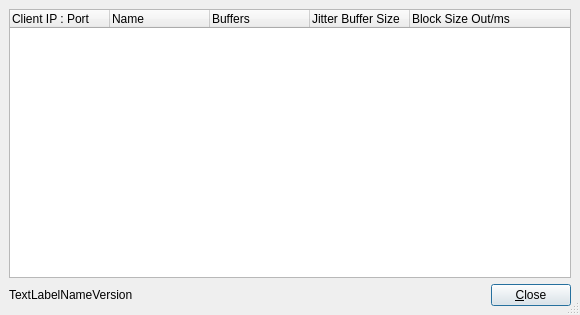
First picture: the form in src/llconserverdlgbase.ui, repository jamulussoftware/jamulus, before the edit.
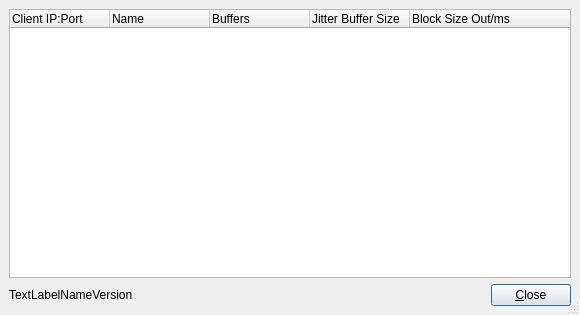
Second picture: the form after the edit. Icons and pictures are not drawn.

```diff
--- a/src/llconserverdlgbase.ui
+++ b/src/llconserverdlgbase.ui
@@ -41,7 +41,7 @@
      </property>
      <column>
       <property name="text" >
-       <string>Client IP : Port</string>
+       <string>Client IP:Port</string>
       </property>
      </column>
      <column>
```
